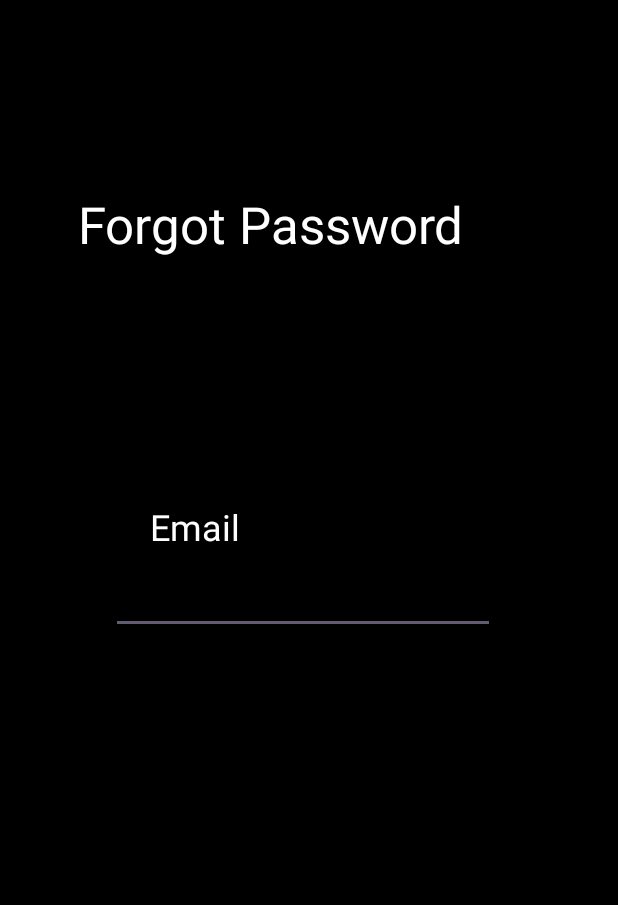
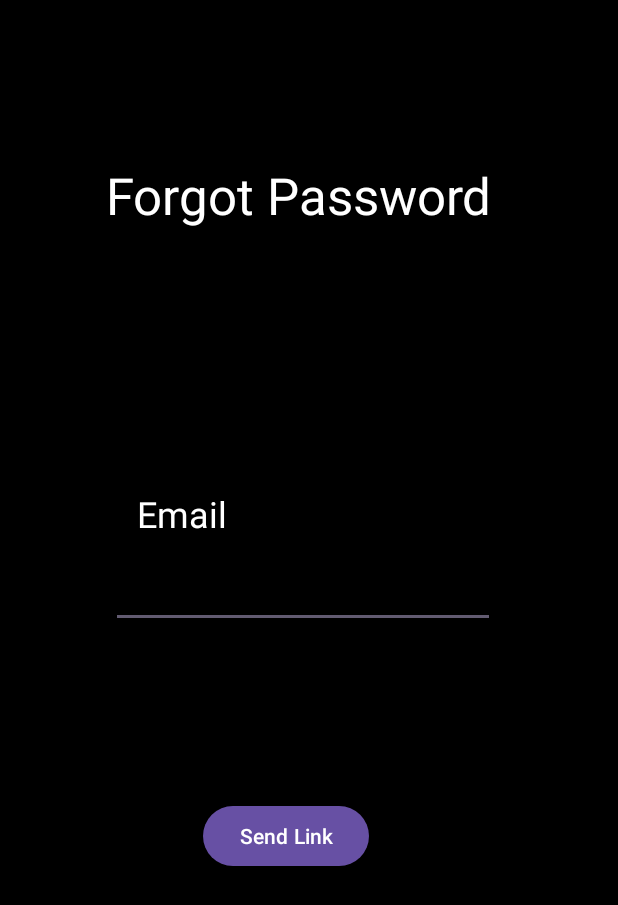
Before and after one commit to omar5o9/WardrobeWizard, an Android app: the layout forgot_password.xml on its own in the app's theme, with its tools: preview values and no code run, on a phone screen of 412 x 824 dp. Shown: the top 905 px of the screen. Run offline under Robolectric (Android 15) with nearby library versions, the phone set to English and light mode, and no system bars.

Commit message:
fixed Change_Password and Forgot_Password

```diff
--- a/app/src/main/AndroidManifest.xml
+++ b/app/src/main/AndroidManifest.xml
@@ -29,6 +29,11 @@
 
         <activity
             android:name=".Forgot_Password"
+            android:exported="true">
+        </activity>
+
+        <activity
+            android:name=".Change_Password"
             android:exported="true">
         </activity>
 
--- a/app/src/main/res/layout/forgot_password.xml
+++ b/app/src/main/res/layout/forgot_password.xml
@@ -19,9 +19,10 @@
         android:textSize="34sp"
         app:layout_constraintBottom_toBottomOf="parent"
         app:layout_constraintEnd_toEndOf="parent"
-        app:layout_constraintHorizontal_bias="0.0"
+        app:layout_constraintHorizontal_bias="1.0"
         app:layout_constraintStart_toStartOf="parent"
         app:layout_constraintTop_toTopOf="parent"
+        app:layout_constraintVertical_bias="0.0"
         tools:text="Forgot Password" />
 
     <TextView
@@ -37,11 +38,13 @@
         android:textSize="24sp"
         app:layout_constraintBottom_toBottomOf="parent"
         app:layout_constraintEnd_toEndOf="parent"
+        app:layout_constraintHorizontal_bias="0.0"
         app:layout_constraintStart_toStartOf="parent"
-        app:layout_constraintTop_toBottomOf="@+id/textView29" />
+        app:layout_constraintTop_toBottomOf="@+id/textView29"
+        app:layout_constraintVertical_bias="0.538" />
 
     <EditText
-        android:id="@+id/editTextTextEmailAddress3"
+        android:id="@+id/emailEnter"
         android:layout_width="256dp"
         android:layout_height="52dp"
         android:layout_marginStart="91dp"
@@ -57,4 +60,18 @@
         app:layout_constraintStart_toStartOf="parent"
         app:layout_constraintTop_toBottomOf="@+id/textView21" />
 
+    <Button
+        android:id="@+id/sendEmail"
+        android:layout_width="wrap_content"
+        android:layout_height="wrap_content"
+        android:layout_marginStart="135dp"
+        android:layout_marginTop="110dp"
+        android:layout_marginEnd="166dp"
+        android:layout_marginBottom="238dp"
+        android:text="Send Link"
+        app:layout_constraintBottom_toBottomOf="parent"
+        app:layout_constraintEnd_toEndOf="parent"
+        app:layout_constraintStart_toStartOf="parent"
+        app:layout_constraintTop_toBottomOf="@+id/emailEnter" />
+
 </androidx.constraintlayout.widget.ConstraintLayout>
```
Also changed, not shown: app/src/main/java/com/example/wardrobewizard/Change_Password.java (added, +75 -0 lines), app/src/main/java/com/example/wardrobewizard/Forgot_Password.java (+54 -1 lines), app/src/main/java/com/example/wardrobewizard/settings_screen.java (+15 -0 lines), app/src/main/res/layout/change_password.xml (added, +100 -0 lines).
